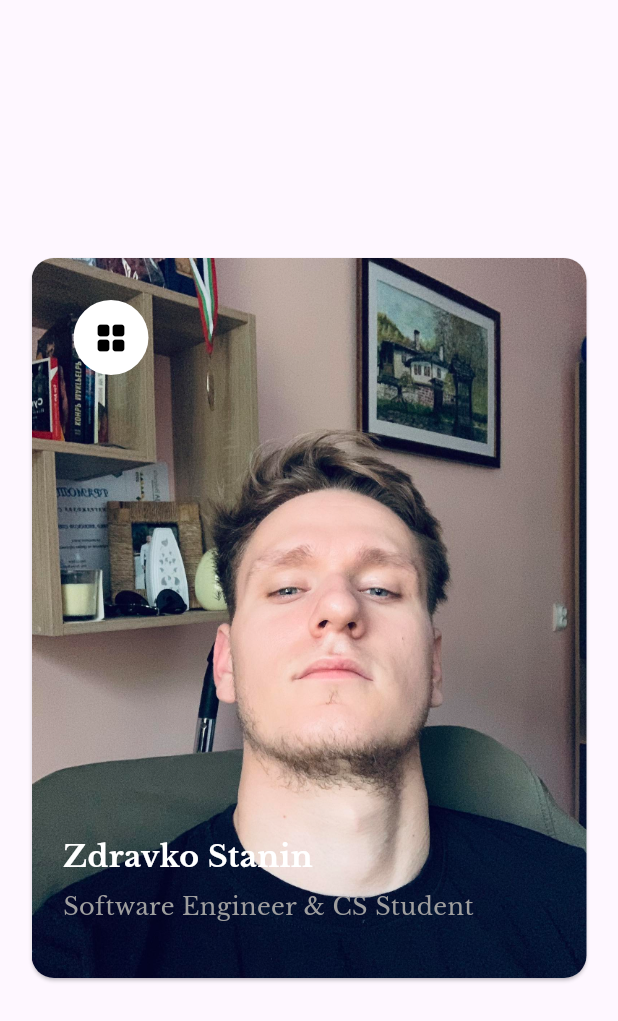
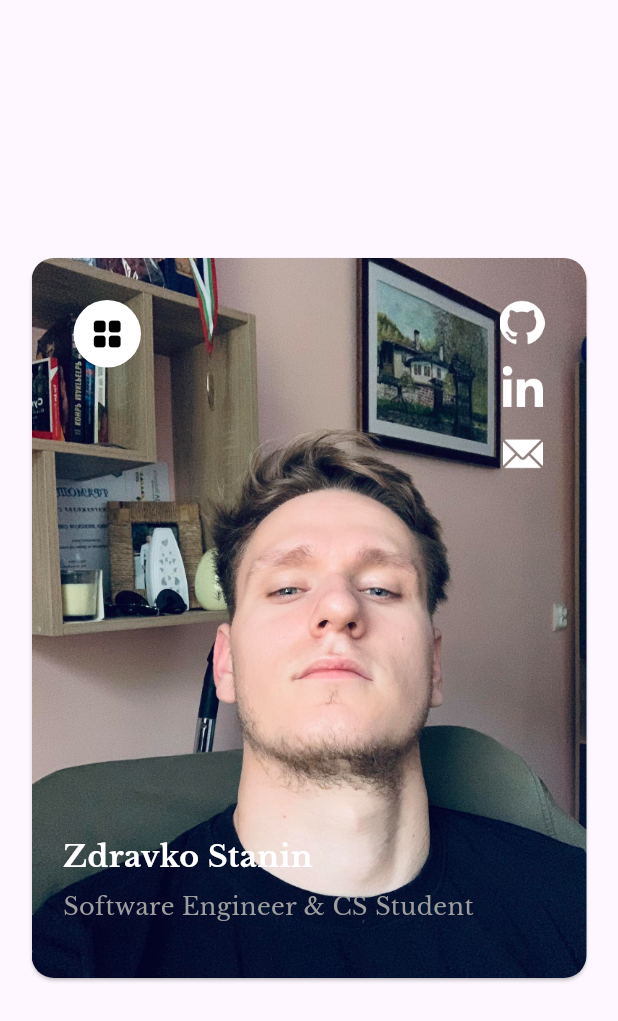
Before and after one commit to zdravkostanin1/personal_website, a Flutter app: the screen it shows after launch, on a phone screen of 412 x 824 dp. Shown: the top 1021 px of the screen. Run offline on Flutter 3.47's test engine with Material 3 defaults, Android fonts, the phone set to English and light mode, and no system bars; our stand-ins replace google_fonts.

Commit message:
Adding social icons to the card view.

```diff
--- a/lib/src/app.dart
+++ b/lib/src/app.dart
@@ -40,8 +40,8 @@ class _CardViewState extends State<CardView> {
                 child: Padding(
                   padding: const EdgeInsets.all(16.0),
                   child: Container(
-                    width: 50,
-                    height: 50,
+                    width: 45,
+                    height: 45,
                     decoration: const BoxDecoration(
                       color: Colors.white,
                       shape: BoxShape.circle,
@@ -50,6 +50,84 @@ class _CardViewState extends State<CardView> {
                       Icons.grid_view_rounded,
                       color: Colors.black,
                       size: 24,
+                    ),
+                  ),
+                ),
+              ),
+            ),
+            Positioned(
+              top: 16,
+              left: 300,
+              child: GestureDetector(
+                // TODO: Implement
+                onTap: () {},
+                child: Padding(
+                  padding: const EdgeInsets.all(16.0),
+                  child: Container(
+                    width: 30,
+                    height: 30,
+                    decoration: const BoxDecoration(
+                      color: Colors.transparent,
+                      shape: BoxShape.circle,
+                    ),
+                    child: Center(
+                      child: Image.asset(
+                        'assets/images/github.png',
+                        color: Colors.white,
+                        fit: BoxFit.contain,
+                      ),
+                    ),
+                  ),
+                ),
+              ),
+            ),
+            Positioned(
+              top: 60,
+              left: 302,
+              child: GestureDetector(
+                // TODO: Implement
+                onTap: () {},
+                child: Padding(
+                  padding: const EdgeInsets.all(16.0),
+                  child: Container(
+                    width: 27,
+                    height: 27,
+                    decoration: const BoxDecoration(
+                      color: Colors.transparent,
+                      shape: BoxShape.circle,
+                    ),
+                    child: Center(
+                      child: Image.asset(
+                        'assets/images/linkedin-logo.png',
+                        color: Colors.white,
+                        fit: BoxFit.contain,
+                      ),
+                    ),
+                  ),
+                ),
+              ),
+            ),
+            Positioned(
+              top: 105,
+              left: 302,
+              child: GestureDetector(
+                // TODO: Implement
+                onTap: () {},
+                child: Padding(
+                  padding: const EdgeInsets.all(16.0),
+                  child: Container(
+                    width: 27,
+                    height: 27,
+                    decoration: const BoxDecoration(
+                      color: Colors.transparent,
+                      shape: BoxShape.circle,
+                    ),
+                    child: Center(
+                      child: Image.asset(
+                        'assets/images/email.png',
+                        color: Colors.white,
+                        fit: BoxFit.contain,
+                      ),
                     ),
                   ),
                 ),
```
